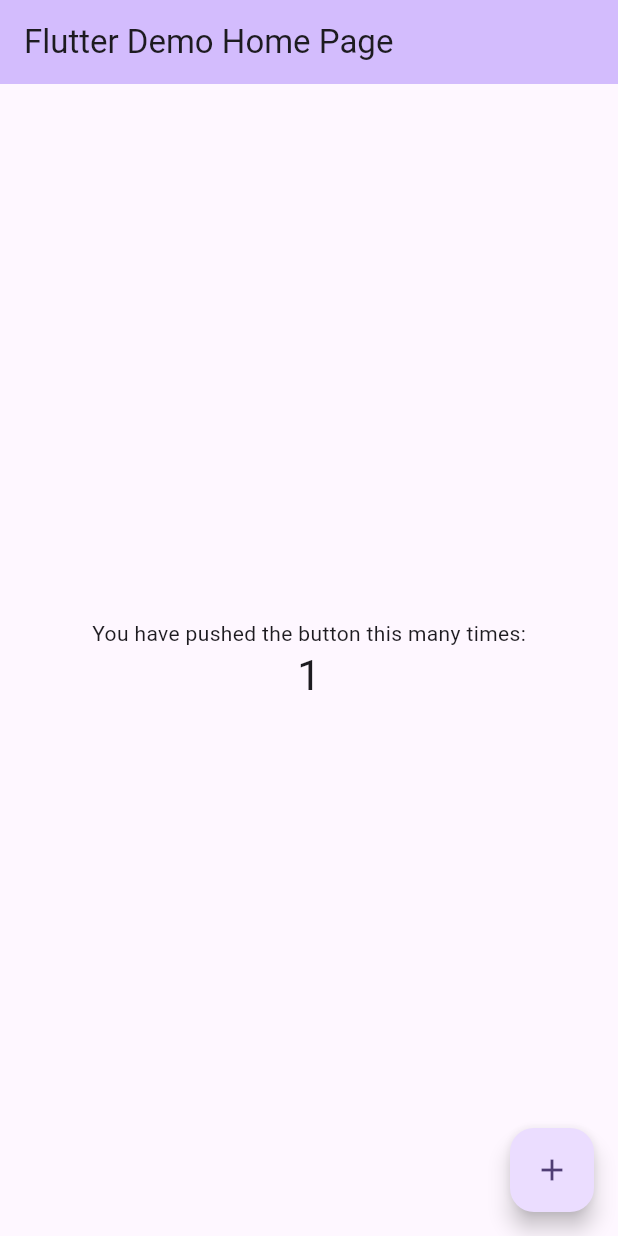
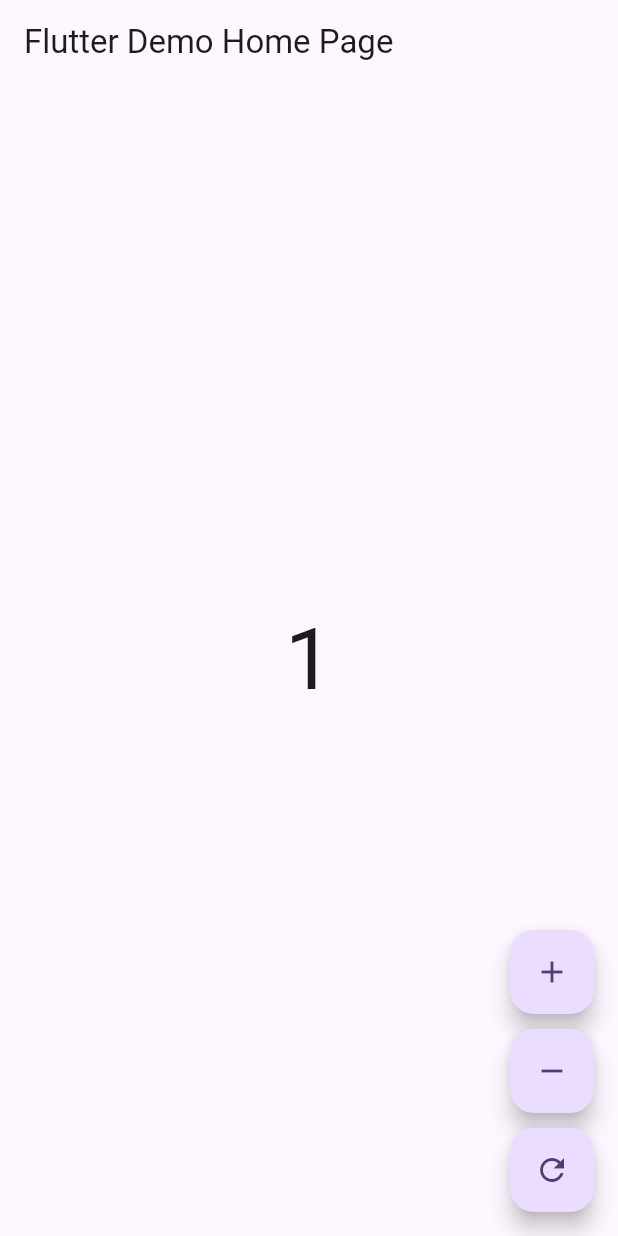
Before and after one commit to mostafaramadanhamed/boo, a Flutter app: the screen it shows after launch, after a tap on the "add" icon, on a phone screen of 412 x 824 dp. Run offline on Flutter 3.47's test engine with Material 3 defaults, Android fonts, the phone set to English and light mode, and no system bars; our stand-ins replace flutter_bloc.

Commit message:
bloc builder , bloc provider

```diff
--- a/lib/main.dart
+++ b/lib/main.dart
@@ -1,4 +1,8 @@
+import 'package:boo/controllers/cubit/counter_cubit.dart';
 import 'package:flutter/material.dart';
+import 'package:flutter_bloc/flutter_bloc.dart';
+
+import 'controllers/cubit/counter_state.dart';
 
 void main() {
   runApp(const MyApp());
@@ -13,113 +17,81 @@ class MyApp extends StatelessWidget {
     return MaterialApp(
       title: 'Flutter Demo',
       theme: ThemeData(
-        // This is the theme of your application.
-        //
-        // TRY THIS: Try running your application with "flutter run". You'll see
-        // the application has a purple toolbar. Then, without quitting the app,
-        // try changing the seedColor in the colorScheme below to Colors.green
-        // and then invoke "hot reload" (save your changes or press the "hot
-        // reload" button in a Flutter-supported IDE, or press "r" if you used
-        // the command line to start the app).
-        //
-        // Notice that the counter didn't reset back to zero; the application
-        // state is not lost during the reload. To reset the state, use hot
-        // restart instead.
-        //
-        // This works for code too, not just values: Most code changes can be
-        // tested with just a hot reload.
         colorScheme: ColorScheme.fromSeed(seedColor: Colors.deepPurple),
         useMaterial3: true,
       ),
-      home: const MyHomePage(title: 'Flutter Demo Home Page'),
+      home: const MyHomePage(),
     );
   }
 }
 
-class MyHomePage extends StatefulWidget {
-  const MyHomePage({super.key, required this.title});
-
-  // This widget is the home page of your application. It is stateful, meaning
-  // that it has a State object (defined below) that contains fields that affect
-  // how it looks.
-
-  // This class is the configuration for the state. It holds the values (in this
-  // case the title) provided by the parent (in this case the App widget) and
-  // used by the build method of the State. Fields in a Widget subclass are
-  // always marked "final".
-
-  final String title;
-
-  @override
-  State<MyHomePage> createState() => _MyHomePageState();
-}
-
-class _MyHomePageState extends State<MyHomePage> {
-  int _counter = 0;
-
-  void _incrementCounter() {
-    setState(() {
-      // This call to setState tells the Flutter framework that something has
-      // changed in this State, which causes it to rerun the build method below
-      // so that the display can reflect the updated values. If we changed
-      // _counter without calling setState(), then the build method would not be
-      // called again, and so nothing would appear to happen.
-      _counter++;
+class MyHomePage extends StatelessWidget {
+  const MyHomePage({
+    super.key,
   });
-  }
 
   @override
   Widget build(BuildContext context) {
-    // This method is rerun every time setState is called, for instance as done
-    // by the _incrementCounter method above.
-    //
-    // The Flutter framework has been optimized to make rerunning build methods
-    // fast, so that you can just rebuild anything that needs updating rather
-    // than having to individually change instances of widgets.
-    return Scaffold(
+    print('MyHomePage build method called');
+    return BlocProvider(
+      create: (context) => CounterCubit(),
+      child: Scaffold(
         appBar: AppBar(
-        // TRY THIS: Try changing the color here to a specific color (to
-        // Colors.amber, perhaps?) and trigger a hot reload to see the AppBar
-        // change color while the other colors stay the same.
-        backgroundColor: Theme.of(context).colorScheme.inversePrimary,
-        // Here we take the value from the MyHomePage object that was created by
-        // the App.build method, and use it to set our appbar title.
-        title: Text(widget.title),
+          title: const Text('Flutter Demo Home Page'),
         ),
         body: Center(
-        // Center is a layout widget. It takes a single child and positions it
-        // in the middle of the parent.
           child: Column(
-          // Column is also a layout widget. It takes a list of children and
-          // arranges them vertically. By default, it sizes itself to fit its
-          // children horizontally, and tries to be as tall as its parent.
-          //
-          // Column has various properties to control how it sizes itself and
-          // how it positions its children. Here we use mainAxisAlignment to
-          // center the children vertically; the main axis here is the vertical
-          // axis because Columns are vertical (the cross axis would be
-          // horizontal).
-          //
-          // TRY THIS: Invoke "debug painting" (choose the "Toggle Debug Paint"
-          // action in the IDE, or press "p" in the console), to see the
-          // wireframe for each widget.
             mainAxisAlignment: MainAxisAlignment.center,
             children: <Widget>[
-            const Text(
-              'You have pushed the button this many times:',
+              BlocBuilder<CounterCubit, CounterState>(
+                builder: (context, state) {
+                  print('BlocBuilder rebuilds with state: $state');
+                  return Text(
+                    state.count.toString(),
+                    style: Theme.of(context).textTheme.displayLarge,
+                  );
+                },
               ),
-            Text(
-              '$_counter',
-              style: Theme.of(context).textTheme.headlineMedium,
-            ),
+              // Here you can add a counter widget to display the count
             ],
           ),
         ),
-      floatingActionButton: FloatingActionButton(
-        onPressed: _incrementCounter,
+        floatingActionButton: BlocBuilder<CounterCubit, CounterState>(
+          builder: (context, state) {
+            return Column(
+              mainAxisAlignment: MainAxisAlignment.end,
+              children: [
+                FloatingActionButton(
+                  onPressed: () {
+                    // Here you can add the logic to increment the counter
+                    context.read<CounterCubit>().increment();
+                  },
                   tooltip: 'Increment',
                   child: const Icon(Icons.add),
-      ), // This trailing comma makes auto-formatting nicer for build methods.
+                ),
+                const SizedBox(height: 10), // Add some space between buttons
+                FloatingActionButton(
+                  onPressed: () {
+                    // Here you can add the logic to decrement the counter
+                    context.read<CounterCubit>().decrement();
+                  },
+                  tooltip: 'Decrement',
+                  child: const Icon(Icons.remove),
+                ),
+                const SizedBox(height: 10), // Add some space between buttons
+                FloatingActionButton(
+                  onPressed: () {
+                    // Here you can add the logic to reset the counter
+                    context.read<CounterCubit>().reset();
+                  },
+                  tooltip: 'Reset',
+                  child: const Icon(Icons.refresh),
+                ),
+              ],
+            );
+          },
+        ),
+      ),
     );
   }
 }
```
Lines whose indentation alone changed are shown as unchanged.
